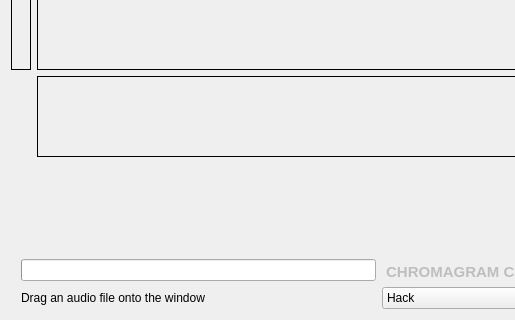
First picture: the form in detailwindow.ui, repository ibsh/is_KeyFinder, before the edit; both pictures show x 0 to 515 and y 108 to 428 of the 716 by 428 pixel window.
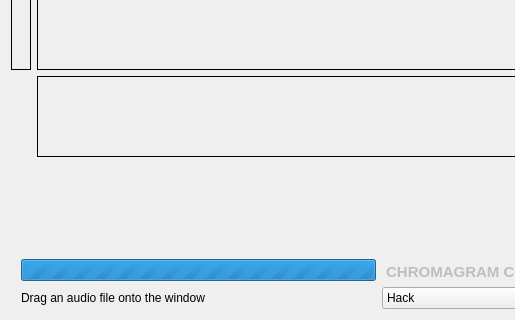
Second picture: the form after the edit.

Diff of the .ui file:
```diff
--- a/detailwindow.ui
+++ b/detailwindow.ui
@@ -337,7 +337,14 @@
        </widget>
       </item>
       <item row="0" column="0">
-       <widget class="QProgressBar" name="progressBar"/>
+       <widget class="QProgressBar" name="progressBar">
+        <property name="maximum">
+         <number>0</number>
+        </property>
+        <property name="value">
+         <number>0</number>
+        </property>
+       </widget>
       </item>
      </layout>
     </item>
```
